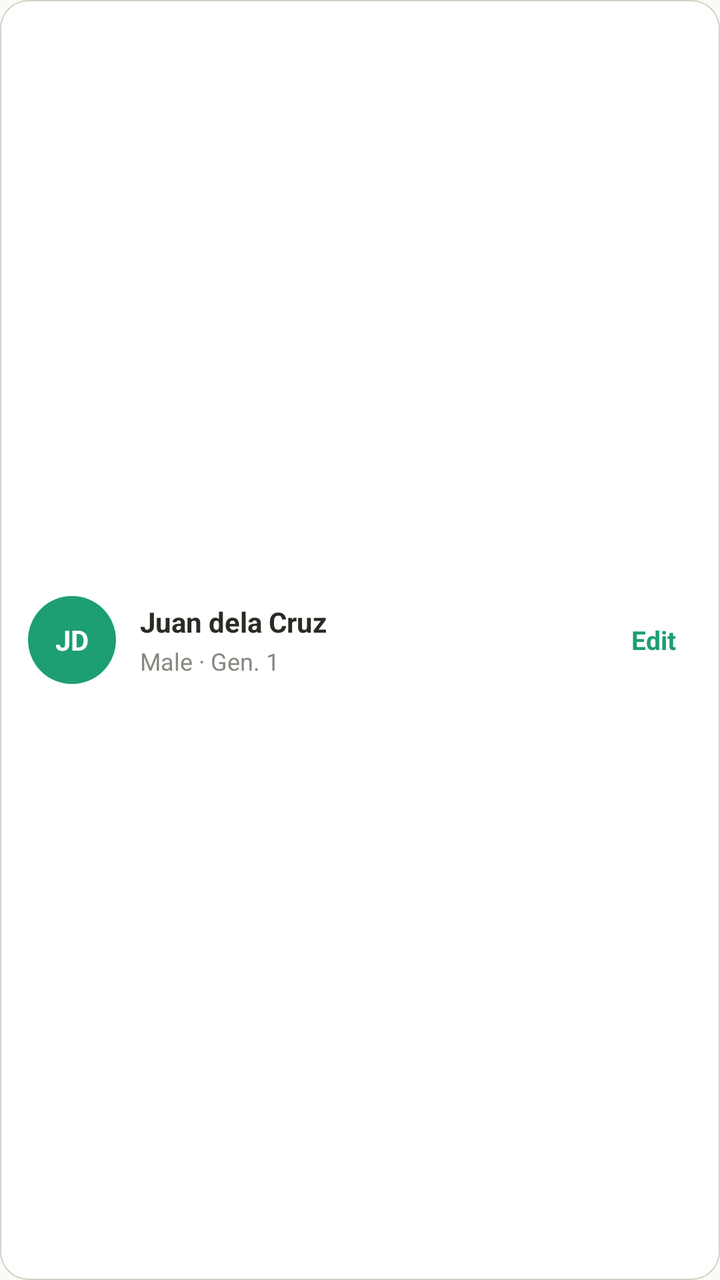
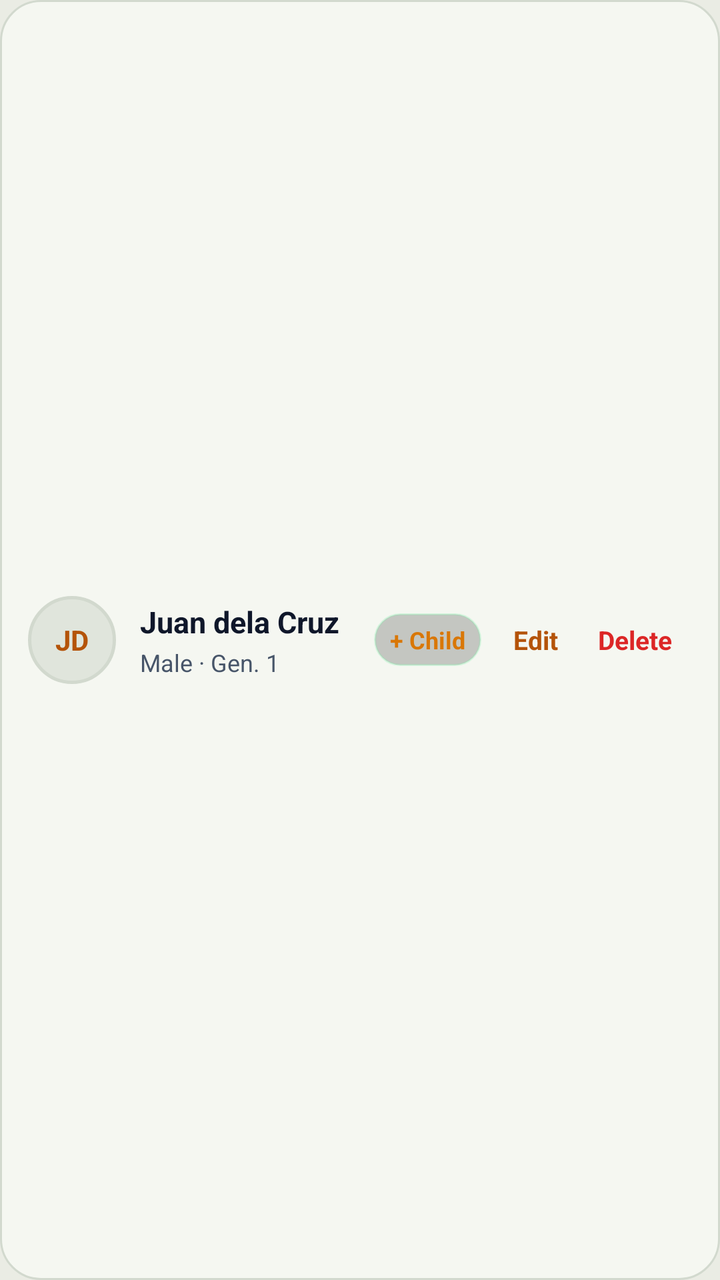

Two renders of the same Android screen: before a commit and after it. Below are the layout's source before the change and the commit's diff.
<!-- AndroidManifest.xml: application theme Theme.BTProject2 -->
<!-- res/layout/item_family_member.xml -->
<?xml version="1.0" encoding="utf-8"?>
<LinearLayout xmlns:android="http://schemas.android.com/apk/res/android"
    android:layout_width="match_parent"
    android:layout_height="wrap_content"
    android:orientation="horizontal"
    android:background="@drawable/card_bg"
    android:padding="14dp"
    android:gravity="center_vertical"
    android:layout_marginBottom="8dp">

    
    <TextView
        android:id="@+id/tvAvatar"
        android:layout_width="44dp"
        android:layout_height="44dp"
        android:gravity="center"
        android:text="JD"
        android:textSize="14sp"
        android:textStyle="bold"
        android:textColor="@color/white"
        android:background="@drawable/avatar_bg"
        android:layout_marginEnd="12dp" />

    
    <LinearLayout
        android:layout_width="0dp"
        android:layout_height="wrap_content"
        android:layout_weight="1"
        android:orientation="vertical">

        <TextView
            android:id="@+id/tvMemberName"
            android:layout_width="wrap_content"
            android:layout_height="wrap_content"
            android:text="Juan dela Cruz"
            android:textSize="14sp"
            android:textStyle="bold"
            android:textColor="@color/text_primary" />

        <TextView
            android:id="@+id/tvMemberInfo"
            android:layout_width="wrap_content"
            android:layout_height="wrap_content"
            android:text="Male · Gen. 1"
            android:textSize="12sp"
            android:textColor="@color/text_secondary"
            android:layout_marginTop="2dp" />
    </LinearLayout>

    
    <TextView
        android:id="@+id/btnEdit"
        android:layout_width="wrap_content"
        android:layout_height="wrap_content"
        android:text="Edit"
        android:textSize="13sp"
        android:textColor="@color/primary"
        android:textStyle="bold"
        android:padding="8dp"
        android:clickable="true"
        android:focusable="true" />

</LinearLayout>
<!-- resources referenced by this layout -->
<resources>
  <color name="primary">#1D9E75</color>
  <color name="text_primary">#2C2A24</color>
  <color name="text_secondary">#888780</color>
  <color name="white">#FFFFFF</color>
  <!-- drawable avatar_bg (drawable) -->
  <?xml version="1.0" encoding="utf-8"?>
  <shape xmlns:android="http://schemas.android.com/apk/res/android"
      android:shape="oval">
      <solid android:color="#1D9E75" />
  </shape>
  <!-- drawable card_bg (drawable) -->
  <?xml version="1.0" encoding="utf-8"?>
  <shape xmlns:android="http://schemas.android.com/apk/res/android"
      android:shape="rectangle">
      <solid android:color="#FFFFFF" />
      <corners android:radius="14dp" />
      <stroke android:width="0.5dp" android:color="#D3D1C7" />
  </shape>
  <style name="Theme.BTProject2" parent="Theme.MaterialComponents.Light.NoActionBar">
          <item name="colorPrimary">#1D9E75</item>
          <item name="colorPrimaryDark">#0F6E56</item>
          <item name="colorAccent">#FAC775</item>
          <item name="android:windowBackground">#FAFAF7</item>
          <item name="android:statusBarColor">#1D9E75</item>
          <item name="android:windowLightStatusBar">false</item>
      </style>
</resources>

<!-- the commit's change to res/layout/item_family_member.xml (unified diff, before → after) -->
@@ -3,10 +3,10 @@
     android:layout_width="match_parent"
     android:layout_height="wrap_content"
     android:orientation="horizontal"
-    android:background="@drawable/card_bg"
+    android:background="@drawable/bg_forest_card"
     android:padding="14dp"
     android:gravity="center_vertical"
-    android:layout_marginBottom="8dp">
+    android:layout_marginBottom="10dp">
 
     
     <TextView
@@ -17,8 +17,8 @@
         android:text="JD"
         android:textSize="14sp"
         android:textStyle="bold"
-        android:textColor="@color/white"
-        android:background="@drawable/avatar_bg"
+        android:textColor="@color/gold_accent"
+        android:background="@drawable/avatar_circle_dark"
         android:layout_marginEnd="12dp" />
 
     
@@ -33,7 +33,7 @@
             android:layout_width="wrap_content"
             android:layout_height="wrap_content"
             android:text="Juan dela Cruz"
-            android:textSize="14sp"
+            android:textSize="15sp"
             android:textStyle="bold"
             android:textColor="@color/text_primary" />
 
@@ -48,16 +48,58 @@
     </LinearLayout>
 
     
-    <TextView
-        android:id="@+id/btnEdit"
+    <LinearLayout
         android:layout_width="wrap_content"
         android:layout_height="wrap_content"
-        android:text="Edit"
-        android:textSize="13sp"
-        android:textColor="@color/primary"
-        android:textStyle="bold"
-        android:padding="8dp"
-        android:clickable="true"
-        android:focusable="true" />
+        android:orientation="horizontal"
+        android:gravity="center_vertical">
+
+        <TextView
+            android:id="@+id/btnAddChild"
+            android:layout_width="wrap_content"
+            android:layout_height="wrap_content"
+            android:text="+ Child"
+            android:textSize="12sp"
+            android:textColor="@color/emerald_accent"
+            android:textStyle="bold"
+            android:background="@drawable/pill_btn_emerald"
+            android:paddingStart="8dp"
+            android:paddingEnd="8dp"
+            android:paddingTop="5dp"
+            android:paddingBottom="5dp"
+            android:layout_marginEnd="6dp"
+            android:clickable="true"
+            android:focusable="true" />
+
+        <TextView
+            android:id="@+id/btnEdit"
+            android:layout_width="wrap_content"
+            android:layout_height="wrap_content"
+            android:text="Edit"
+            android:textSize="13sp"
+            android:textColor="@color/gold_accent"
+            android:textStyle="bold"
+            android:paddingStart="10dp"
+            android:paddingEnd="10dp"
+            android:paddingTop="6dp"
+            android:paddingBottom="6dp"
+            android:clickable="true"
+            android:focusable="true" />
+
+        <TextView
+            android:id="@+id/btnDelete"
+            android:layout_width="wrap_content"
+            android:layout_height="wrap_content"
+            android:text="Delete"
+            android:textSize="13sp"
+            android:textColor="@color/danger"
+            android:textStyle="bold"
+            android:paddingStart="10dp"
+            android:paddingEnd="10dp"
+            android:paddingTop="6dp"
+            android:paddingBottom="6dp"
+            android:clickable="true"
+            android:focusable="true" />
+    </LinearLayout>
 
 </LinearLayout>
<!-- resource entries referenced after the edit -->
@@ -1,30 +1,51 @@
 <!-- resources referenced by this layout -->
 <resources>
-  <color name="primary">#1D9E75</color>
-  <color name="text_primary">#2C2A24</color>
-  <color name="text_secondary">#888780</color>
-  <color name="white">#FFFFFF</color>
-  <!-- drawable avatar_bg (drawable) -->
+  <color name="danger">#DC2626</color>
+  <color name="emerald_accent">#D97706</color>
+  <color name="gold_accent">#B45309</color>
+  <color name="text_primary">#0F172A</color>
+  <color name="text_secondary">#475569</color>
+  <!-- drawable avatar_circle_dark (drawable) -->
   <?xml version="1.0" encoding="utf-8"?>
   <shape xmlns:android="http://schemas.android.com/apk/res/android"
       android:shape="oval">
-      <solid android:color="#1D9E75" />
+      <solid android:color="@color/forest_card_light" />
+      <stroke
+          android:width="1.5dp"
+          android:color="@color/forest_card_border" />
   </shape>
-  <!-- drawable card_bg (drawable) -->
+  <!-- drawable bg_forest_card (drawable) -->
   <?xml version="1.0" encoding="utf-8"?>
   <shape xmlns:android="http://schemas.android.com/apk/res/android"
       android:shape="rectangle">
-      <solid android:color="#FFFFFF" />
+      <solid android:color="@color/forest_card" />
+      <corners android:radius="20dp" />
+      <stroke
+          android:width="1dp"
+          android:color="@color/forest_card_border" />
+  </shape>
+  <!-- drawable pill_btn_emerald (drawable) -->
+  <?xml version="1.0" encoding="utf-8"?>
+  <shape xmlns:android="http://schemas.android.com/apk/res/android"
+      android:shape="rectangle">
+      <solid android:color="#33000000" />
       <corners android:radius="14dp" />
-      <stroke android:width="0.5dp" android:color="#D3D1C7" />
+      <stroke
+          android:width="1dp"
+          android:color="#4D86EFAC" />
   </shape>
-  <style name="Theme.BTProject2" parent="Theme.MaterialComponents.Light.NoActionBar">
-          <item name="colorPrimary">#1D9E75</item>
-          <item name="colorPrimaryDark">#0F6E56</item>
-          <item name="colorAccent">#FAC775</item>
-          <item name="android:windowBackground">#FAFAF7</item>
-          <item name="android:statusBarColor">#1D9E75</item>
-          <item name="android:windowLightStatusBar">false</item>
+  <style name="Theme.BTProject2" parent="Theme.MaterialComponents.DayNight.NoActionBar">
+          <item name="colorPrimary">@color/gold_accent</item>
+          <item name="colorPrimaryDark">@color/gold_accent_dark</item>
+          <item name="colorAccent">@color/gold_accent</item>
+          <item name="android:windowBackground">@color/forest_bg</item>
+          <item name="android:statusBarColor">@color/forest_bg</item>
+          <item name="android:windowLightStatusBar">true</item>
       </style>
+  <color name="forest_card_light">#E0E5DC</color>
+  <color name="forest_card_border">#D2D9CE</color>
+  <color name="forest_card">#F5F7F1</color>
+  <color name="gold_accent_dark">#78350F</color>
+  <color name="forest_bg">#EAECE4</color>
 </resources>
 
